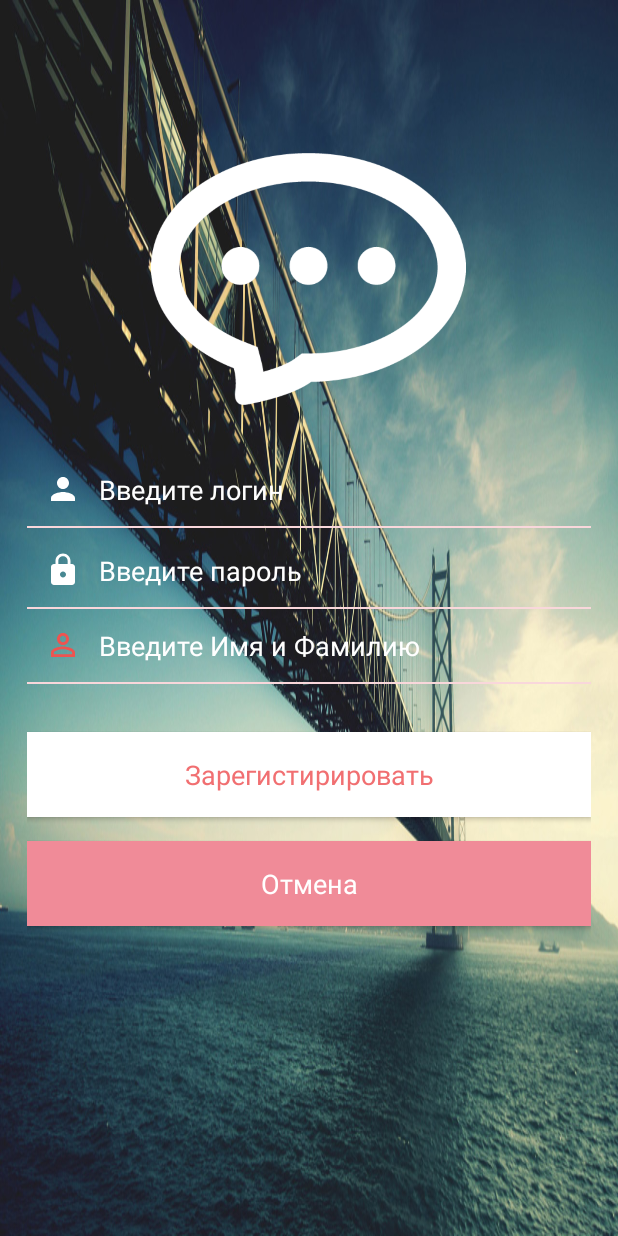
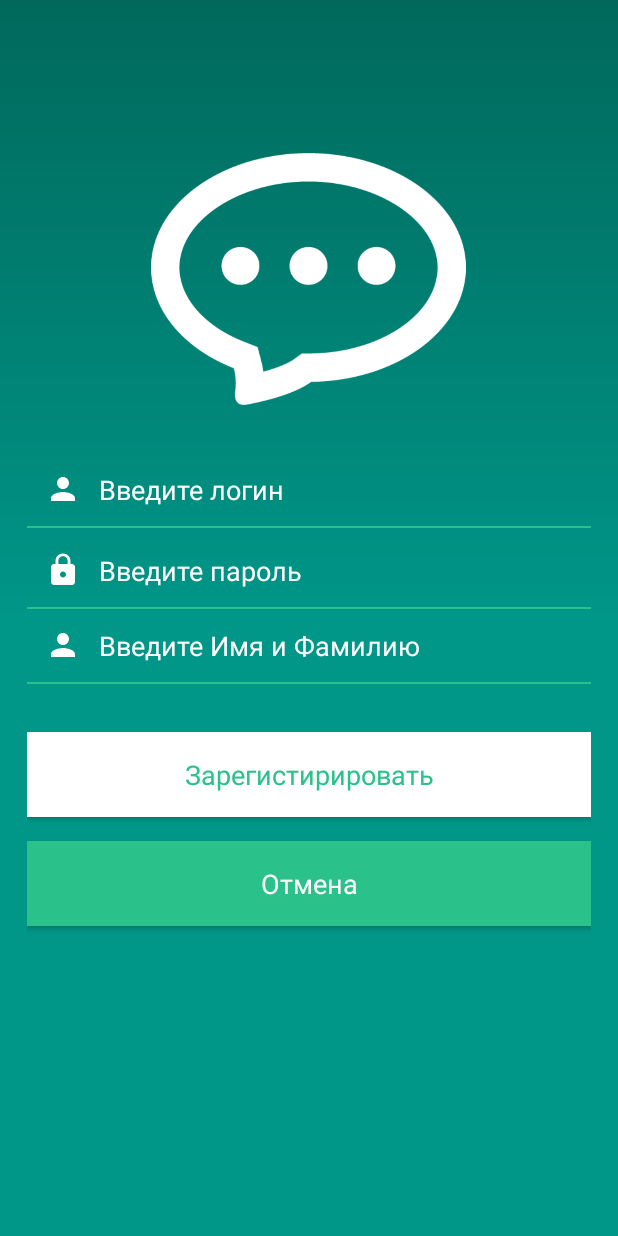
Before and after one commit to Artikx9/FChat, an Android app: the SignUpActivity screen opened directly, with no data from a screen before it, on a phone screen of 412 x 824 dp. Run offline under Robolectric (Android 15) with nearby library versions, the phone set to English and light mode, and no system bars; libraries missing offline, so code that uses them is left out: com.quickblox.auth, com.quickblox.core, com.quickblox.users; 1 statement that could not run was skipped.

Commit message:
UIFix only tema

```diff
--- a/app/src/main/res/drawable/background_signup.xml
+++ b/app/src/main/res/drawable/background_signup.xml
@@ -3,7 +3,7 @@
     xmlns:android="http://schemas.android.com/apk/res/android">
     <stroke
         android:width="2dp"
-        android:color="#df546e"/>
+        android:color="#2ac28a"/>
     <corners
         android:radius="25dp" />
 
@@ -13,6 +13,6 @@
         android:top="2dp"
         android:bottom="2dp"/>
 
-    <solid android:color="#df546e"/>
+    <solid android:color="#2ac28a"/>
 
 </shape>
--- a/app/src/main/res/drawable/ic_person_outline_red_400_24dp.xml
+++ /dev/null
@@ -1,4 +0,0 @@
-<?xml version="1.0" encoding="UTF-8" standalone="no"?>
-<vector xmlns:android="http://schemas.android.com/apk/res/android" android:height="24dp" android:viewportHeight="24.0" android:viewportWidth="24.0" android:width="24dp">
-    <path android:fillColor="#EF5350" android:pathData="M12,5.9c1.16,0 2.1,0.94 2.1,2.1s-0.94,2.1 -2.1,2.1S9.9,9.16 9.9,8s0.94,-2.1 2.1,-2.1m0,9c2.97,0 6.1,1.46 6.1,2.1v1.1L5.9,18.1L5.9,17c0,-0.64 3.13,-2.1 6.1,-2.1M12,4C9.79,4 8,5.79 8,8s1.79,4 4,4 4,-1.79 4,-4 -1.79,-4 -4,-4zM12,13c-2.67,0 -8,1.34 -8,4v3h16v-3c0,-2.66 -5.33,-4 -8,-4z"/>
-</vector>
--- a/app/src/main/res/drawable/new_login_gradients.xml
+++ b/app/src/main/res/drawable/new_login_gradients.xml
@@ -1,9 +1,9 @@
 <?xml version="1.0" encoding="utf-8"?>
 <shape xmlns:android="http://schemas.android.com/apk/res/android" android:shape="rectangle">
     <gradient
-        android:endColor="#9d4adf"
-        android:centerColor="#e9859f"
-        android:startColor="#f26c78"
+        android:endColor="@color/colorPrimaryDark"
+        android:centerColor="@color/colorPrimary"
+        android:startColor="@color/colorPrimary"
         android:angle="90"/>
     <padding android:left="7dp"
         android:top="7dp"
--- a/app/src/main/res/layout/activity_sign_up.xml
+++ b/app/src/main/res/layout/activity_sign_up.xml
@@ -8,7 +8,7 @@
     android:paddingLeft="18dp"
     android:paddingRight="18dp"
     android:paddingTop="@dimen/activity_vertical_margin"
-    android:background="@drawable/bridge">
+    android:background="@drawable/new_login_gradients">
 
     <ScrollView
         android:layout_width="match_parent"
@@ -33,6 +33,7 @@
                 android:layout_height="wrap_content"
                 android:inputType="text"
                 android:ems="10"
+                android:textColor="#fff"
                 android:background="@android:color/transparent"
                 android:padding="12dp"
                 android:drawablePadding="12dp"
@@ -43,7 +44,7 @@
             <View
                 android:layout_width="match_parent"
                 android:layout_height="1dp"
-                android:background="#f9d7db" />
+                android:background="#2ac28a" />
 
             <EditText
                 android:id="@+id/singup_editPassword"
@@ -51,6 +52,7 @@
                 android:layout_height="wrap_content"
                 android:inputType="textPassword"
                 android:ems="10"
+                android:textColor="#fff"
                 android:drawablePadding="12dp"
                 android:padding="12dp"
                 android:hint="Введите пароль"
@@ -63,24 +65,25 @@
             <View
                 android:layout_width="match_parent"
                 android:layout_height="1dp"
-                android:background="#f9d7db" />
+                android:background="#2ac28a" />
 
             <EditText
                 android:id="@+id/singup_editFullName"
                 android:layout_width="match_parent"
                 android:layout_height="wrap_content"
                 android:inputType="text"
+                android:textColor="#fff"
                 android:background="@android:color/transparent"
                 android:padding="12dp"
                 android:drawablePadding="12dp"
                 android:hint="Введите Имя и Фамилию"
                 android:textColorHint="#fff"
-                android:drawableLeft="@drawable/ic_person_outline_red_400_24dp"/>
+                android:drawableLeft="@drawable/ic_person_white_24dp"/>
 
             <View
                 android:layout_width="match_parent"
                 android:layout_height="1dp"
-                android:background="#f9d7db" />
+                android:background="#2ac28a" />
 
 
             <Button
@@ -93,7 +96,7 @@
                 android:textStyle="normal"
                 android:clickable="true"
                 android:textSize="18sp"
-                android:textColor="#f16f71"
+                android:textColor="#2ac28a"
                 android:padding="16dp"
                 style="@style/TextAppearance.AppCompat.Body1"
                 android:layout_marginTop="32dp"/>
@@ -102,7 +105,7 @@
                 android:id="@+id/singup_btnCancel"
                 android:layout_width="match_parent"
                 android:layout_height="wrap_content"
-                android:background="#f08b98"
+                android:background="#2ac28a"
                 android:text="Отмена"
                 android:textAllCaps="false"
                 android:textColor="#fff"
```
Also changed, not shown: app/src/main/res/layout/activity_main.xml (+7 -5 lines), app/src/main/res/layout/activity_user_profile.xml (+11 -6 lines), app/src/main/res/drawable-hdpi/ic_account.png (added), app/src/main/res/drawable-hdpi/ic_message.png (deleted), app/src/main/res/drawable-mdpi/ic_account.png (added), app/src/main/res/drawable-mdpi/ic_message.png (deleted), app/src/main/res/drawable-xhdpi/ic_account.png (added), app/src/main/res/drawable-xhdpi/ic_message.png (deleted), app/src/main/res/drawable-xxhdpi/ic_account.png (added), app/src/main/res/drawable-xxhdpi/ic_message.png (deleted), app/src/main/res/drawable/bridge.jpg (deleted), app/src/main/res/drawable/ic_account.png (deleted).
